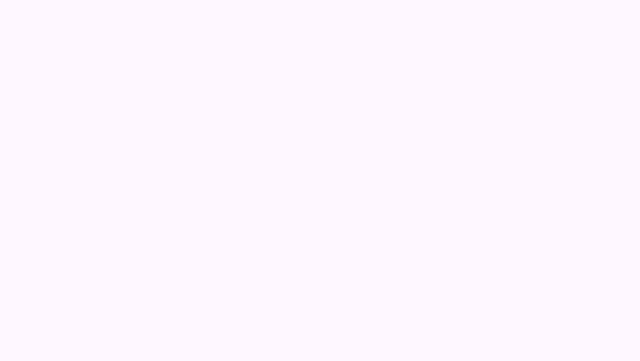
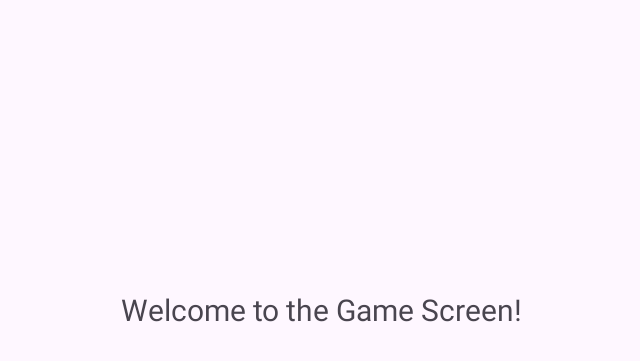
Before and after one commit to KianReynolds/MyGameProject, an Android app: the GameActivity screen opened directly, with no data from a screen before it, on a phone screen of 824 x 412 dp (held sideways). Before the commit the part shown is empty. Shown: the top 361 px of the screen, without its empty margins (297-937 px from the left). Run offline under Robolectric (Android 15) with nearby library versions, the phone set to English and light mode, and no system bars.

Commit message:
some more changes,

```diff
--- a/app/src/main/java/com/example/mygameproject/GameActivity.java
+++ b/app/src/main/java/com/example/mygameproject/GameActivity.java
@@ -7,8 +7,9 @@ import androidx.appcompat.app.AppCompatActivity;
 
 public class GameActivity extends AppCompatActivity {
     @Override
-    protected void onCreate(@Nullable Bundle savedInstaneState) {
-        super.onCreate(savedInstaneState);
-        setContentView(new GameView(this));
+    protected void onCreate(Bundle savedInstanceState) {
+        super.onCreate(savedInstanceState);
+        setContentView(R.layout.activity_game);
+
     }
 }
--- /dev/null
+++ b/app/src/main/res/layout/activity_game.xml
@@ -0,0 +1,22 @@
+<?xml version="1.0" encoding="utf-8"?>
+<androidx.constraintlayout.widget.ConstraintLayout xmlns:android="http://schemas.android.com/apk/res/android"
+    xmlns:app="http://schemas.android.com/apk/res-auto"
+    android:layout_width="match_parent"
+    android:layout_height="match_parent"
+    xmlns:tools="http://schemas.android.com/tools"
+    tools:context=".GameActivity">
+
+    <TextView
+        android:id="@+id/textView"
+        android:layout_width="wrap_content"
+        android:layout_height="wrap_content"
+        android:text="Welcome to the Game Screen!"
+        android:textSize="20sp"
+        app:layout_constraintTop_toTopOf="parent"
+        app:layout_constraintStart_toStartOf="parent"
+        app:layout_constraintEnd_toEndOf="parent"
+        app:layout_constraintBottom_toBottomOf="parent"
+        />
+
+
+</androidx.constraintlayout.widget.ConstraintLayout>
--- a/app/src/main/res/layout/activity_main.xml
+++ b/app/src/main/res/layout/activity_main.xml
@@ -6,7 +6,7 @@
     android:layout_width="match_parent"
     android:layout_height="match_parent"
     tools:context=".MainActivity"
-    android:orientation="horizontal"
+    android:orientation="vertical"
     android:background="#E1F5FE"
     android:gravity="center">
 
@@ -17,7 +17,4 @@
         android:background="@drawable/play"
         android:onClick="startGame" />
 
-
-
-
 </LinearLayout>
--- a/app/src/main/res/values/themes.xml
+++ b/app/src/main/res/values/themes.xml
@@ -2,7 +2,7 @@
     <!-- Base application theme. -->
     <style name="Base.Theme.MyGameProject" parent="Theme.Material3.DayNight.NoActionBar">
         <!-- Customize your light theme here. -->
-        <item name="colorPrimary">@color/my_light_primary</item>
+        <!--<item name="colorPrimary">@color/my_light_primary</item> -->
     </style>
 
     <style name="Theme.MyGameProject" parent="Base.Theme.MyGameProject" />
```
Also changed, not shown: app/src/main/AndroidManifest.xml (+10 -6 lines), app/src/main/java/com/example/mygameproject/HighScoreActivity.java (added, +23 -0 lines), app/src/main/java/com/example/mygameproject/HighScoreDatabase.java (added, +111 -0 lines), app/src/main/java/com/example/mygameproject/MainActivity.java (+3 -6 lines), app/src/main/res/layout/activity_high_score.xml (added, +9 -0 lines), app/src/main/res/layout/activity_high_score_database.xml (added, +9 -0 lines), app/src/main/res/values/colors.xml (+6 -2 lines).
